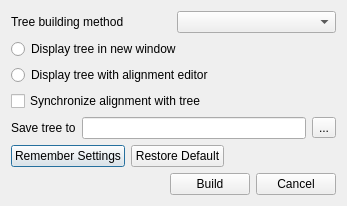
Old version of the form src/corelibs/U2View/src/phyltree/ui/CreatePhyTreeDialog.ui in the repository violethaze74/ugene.
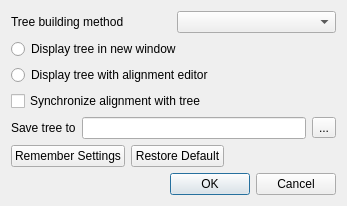
New version of the form.

Commit message: Help system for all dialogs, UI improvements for all dialogs.

The edit to the form file:
```diff
--- a/src/corelibs/U2View/src/phyltree/ui/CreatePhyTreeDialog.ui
+++ b/src/corelibs/U2View/src/phyltree/ui/CreatePhyTreeDialog.ui
@@ -7,7 +7,7 @@
     <x>0</x>
     <y>0</y>
     <width>347</width>
-    <height>200</height>
+    <height>201</height>
    </rect>
   </property>
   <property name="sizePolicy">
@@ -154,38 +154,11 @@
     </layout>
    </item>
    <item row="1" column="0">
-    <layout class="QHBoxLayout" name="horizontalLayout_3">
-     <property name="sizeConstraint">
-      <enum>QLayout::SetMinimumSize</enum>
+    <widget class="QDialogButtonBox" name="buttonBox">
+     <property name="standardButtons">
+      <set>QDialogButtonBox::Cancel|QDialogButtonBox::Ok</set>
      </property>
-     <item>
-      <spacer name="horizontalSpacer">
-       <property name="orientation">
-        <enum>Qt::Horizontal</enum>
-       </property>
-       <property name="sizeHint" stdset="0">
-        <size>
-         <width>40</width>
-         <height>20</height>
-        </size>
-       </property>
-      </spacer>
-     </item>
-     <item>
-      <widget class="QPushButton" name="okButton">
-       <property name="text">
-        <string>Build</string>
-       </property>
-      </widget>
-     </item>
-     <item>
-      <widget class="QPushButton" name="cancelButton">
-       <property name="text">
-        <string>Cancel</string>
-       </property>
-      </widget>
-     </item>
-    </layout>
+    </widget>
    </item>
   </layout>
  </widget>
```
Left out of the diff: 12 changed lines with no effect on the pictures. The commit also changes 309 other files.
